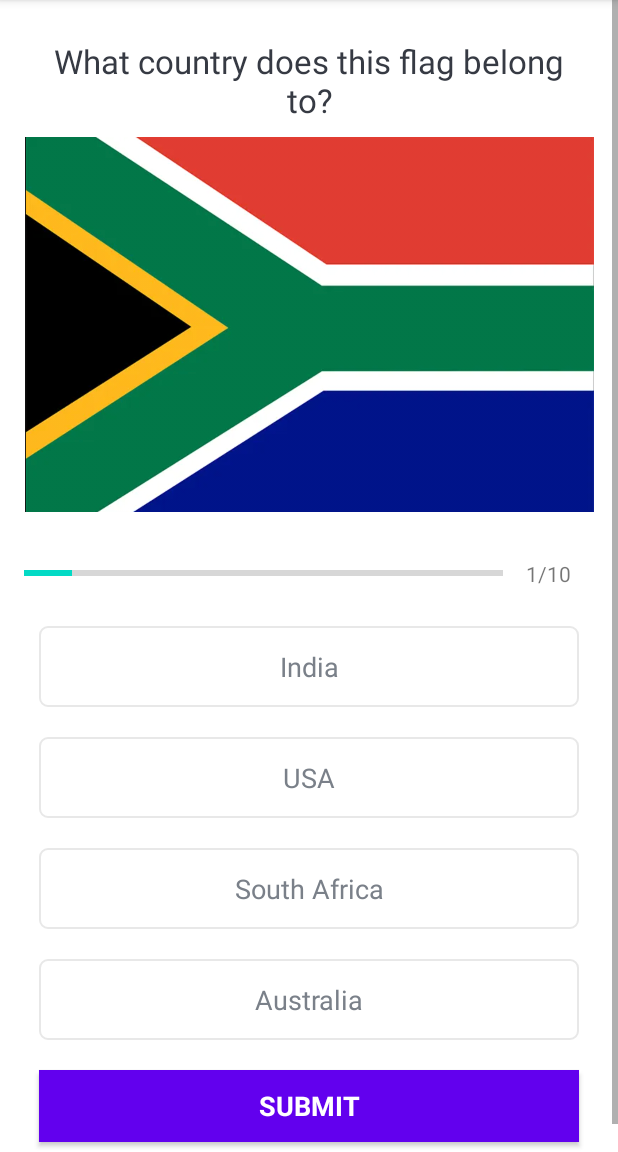
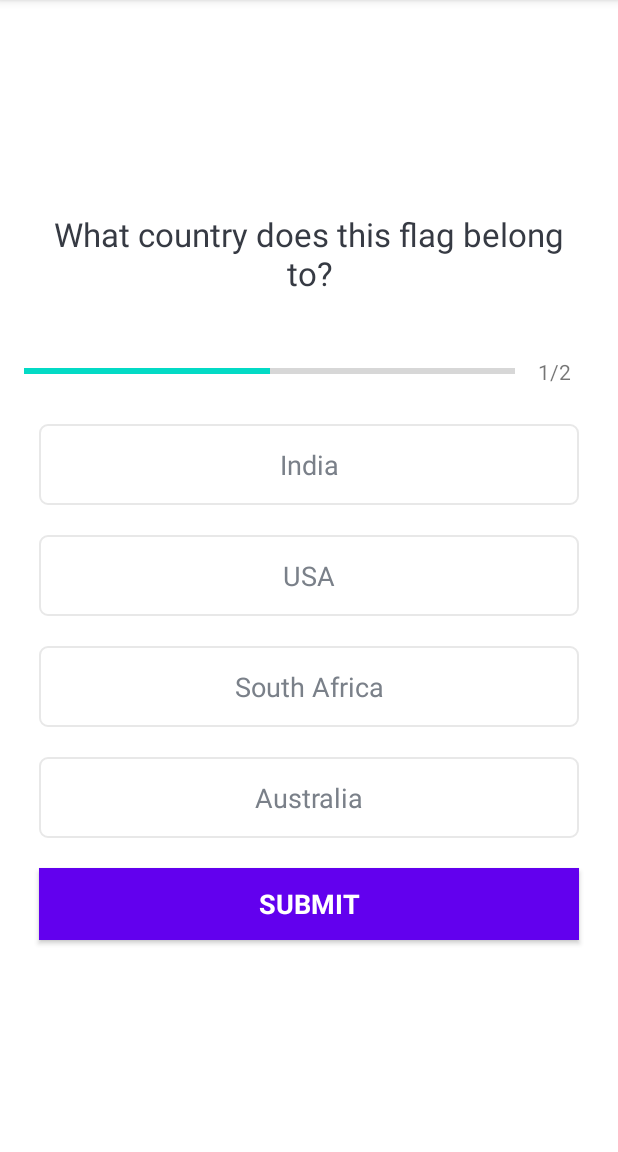
Before and after one commit to amishraj/QuizG, an Android app: the QuizQuestionsActivity screen opened directly, with no data from a screen before it, on a phone screen of 412 x 824 dp, the part 84-1236 px from its top. Run offline under Robolectric (Android 15) with nearby library versions, the light colour scheme and no system bars.

Commit message:
Basic student flow created

```diff
--- a/app/src/main/java/com/example/quizg/Constants.kt
+++ b/app/src/main/java/com/example/quizg/Constants.kt
@@ -2,22 +2,37 @@ package com.example.quizg
 
 object Constants{
 
+    const val USER_NAME:String="user_name"
+    const val TOTAL_QUESTIONS:String="total_question"
+    const val CORRECT_ANSWERS:String= "correct_answers"
+
     fun getQuestions():ArrayList<Question>{
-        val questionsList= ArrayList<Question>();
-        val options= ArrayList<Option>();
+        val questionsList= ArrayList<Question>()
+        val options= ArrayList<Option>()
+        val options2= ArrayList<Option>()
+
         val option= Option(1, "India")
         val option2= Option(2, "USA")
         val option3= Option(3,"South Africa")
         val option4= Option(4, "Australia")
 
+        val option5= Option(1, "Tim Cook")
+        val option6= Option(2, "Satya Nadela")
+        val option7= Option(3,"Bill Gates")
+        val option8= Option(4, "Mark Zuckerberg")
 
         options.add(option)
         options.add(option2)
         options.add(option3)
         options.add(option4)
 
-        val que1:Question= Question(1, "What country does this flag belong to?", R.drawable.flag, options, option3)
-        val que2:Question= Question(2, "Who is the CEO of Apple?", R.drawable.flag, options, option2)
+        options2.add(option5)
+        options2.add(option6)
+        options2.add(option7)
+        options2.add(option8)
+
+        val que1:Question= Question(1, "What country does this flag belong to?", options, option3)
+        val que2:Question= Question(2, "Who is the CEO of Apple?", options2, option5)
 
         questionsList.add(que1)
         questionsList.add(que2)
--- a/app/src/main/java/com/example/quizg/MainActivity.kt
+++ b/app/src/main/java/com/example/quizg/MainActivity.kt
@@ -25,6 +25,7 @@ class MainActivity : AppCompatActivity() {
             Toast.makeText(this, "Please enter a name", Toast.LENGTH_SHORT).show();
         } else{
             val intent  = Intent(this, QuizQuestionsActivity::class.java)
+            intent.putExtra(Constants.USER_NAME, edit_text.text.toString())
             startActivity(intent)
             finish()
         }
--- a/app/src/main/java/com/example/quizg/Question.kt
+++ b/app/src/main/java/com/example/quizg/Question.kt
@@ -3,7 +3,6 @@ package com.example.quizg
 data class Question (
     val id: Int,
     val question: String,
-    val image: Int,
     val options: List<Option>,
     val correctAnswer: Option
 )
--- a/app/src/main/java/com/example/quizg/QuizQuestionsActivity.kt
+++ b/app/src/main/java/com/example/quizg/QuizQuestionsActivity.kt
@@ -1,59 +1,103 @@
 package com.example.quizg
 
+import android.annotation.SuppressLint
+import android.content.Intent
+import android.graphics.Color
 import android.graphics.Typeface
 import android.os.Bundle
 import android.util.Log
 import android.view.Gravity
 import android.view.View
+import android.view.View.OnClickListener
 import android.view.ViewGroup
 import android.widget.*
 import androidx.appcompat.app.AppCompatActivity
 import androidx.core.content.ContextCompat
+import com.google.android.material.textfield.TextInputEditText
 
-class QuizQuestionsActivity : AppCompatActivity() {
+class QuizQuestionsActivity : AppCompatActivity(), OnClickListener {
 
+    private var mCurrentPosition:Int =1
+    private var mQuestionsList:ArrayList<Question>?=null
+    private var mSelectedOptionPosition:Int=0
+    private var optionsList=ArrayList<TextView>()
+    private var mCorrectAnswers: Int=0
+    private var mUsername:String?=null
+    private var correctStatus:Boolean=false
+    private var submittedStatus: Boolean=false
+
+    @SuppressLint("MissingInflatedId")
     override fun onCreate(savedInstanceState: Bundle?) {
         super.onCreate(savedInstanceState)
         setContentView(R.layout.activity_quiz_questions)
 
-        val questionsList= Constants.getQuestions()
-        Log.i("Questions size", "${questionsList.size}")
+        mUsername= intent.getStringExtra(Constants.USER_NAME)
 
-        val currentPosition=1
-        val question:Question= questionsList[currentPosition-1]
+        mQuestionsList= Constants.getQuestions()
+        setQuestion()
 
+        for(option in optionsList){
+            option.setOnClickListener(this)
+        }
+
+        var btn_submit= findViewById<Button>(R.id.btn_submit)
+        btn_submit.setOnClickListener(this)
+    }
+
+    fun setQuestion(){
+        optionsList.clear()
+        submittedStatus=false
+        val question= mQuestionsList!![mCurrentPosition-1]
+
+        //progress bar
         var progressBar = findViewById<ProgressBar>(R.id.progressBar) as ProgressBar
-        progressBar.progress= currentPosition
+        progressBar.progress= mCurrentPosition
+        progressBar.max= mQuestionsList!!.size
         var tv_progress= findViewById<TextView>(R.id.tv_progress)
-        tv_progress.text= "$currentPosition"+"/" + progressBar.max
+        tv_progress.text= "$mCurrentPosition"+"/" + progressBar.max
 
+        //set question text
         var tv_question= findViewById<TextView>(R.id.tv_question)
         tv_question.text= question.question
 
-        var iv_image= findViewById<ImageView>(R.id.iv_image)
-        if(iv_image!=null){
-            iv_image.setImageResource(question.image)
+        var ll_main_layout= findViewById<LinearLayout>(R.id.ll_main_layout)
+
+        //assign options
+        if(mCurrentPosition>1){
+            for(i in 1..question.options.size){
+                var tv_dynamic= findViewById<TextView>(i)
+                tv_dynamic.text= question.options[i-1].text
+                optionsList.add(tv_dynamic)
+            }
+        } else{
+            for(i in 1..question.options.size){
+                ll_main_layout.addView(createOptionTextView(question.options[i-1].text))
+            }
+            ll_main_layout.addView(createSubmitButton())
         }
 
-        var ll_main_layout= findViewById<LinearLayout>(R.id.ll_main_layout)
-        //assign options
-        for(i in 1..question.options.size){
-//            var tvid= "tv_option_"+i
-//            var resIDmt = resources.getIdentifier(tvid, "id", packageName)
-//            var currOption:TextView = (findViewById(resIDmt))
-//            currOption.text=question.options[i-1].text
-            ll_main_layout.addView(createOptionTextView(question.options[i-1].text))
+        defaultOptionsView()
+    }
+
+    fun defaultOptionsView(){
+        for(option in optionsList){
+            val textColor = ContextCompat.getColor(this, R.color.greyText)
+            option.setTextColor(textColor)
+            option.typeface= Typeface.DEFAULT
+            option.background= ContextCompat.getDrawable(this, R.drawable.default_option_border_bg)
         }
-
-        ll_main_layout.addView(createSubmitButton())
-
     }
 
     fun createOptionTextView(text:String):TextView{
         val tv_dynamic = TextView(this)
 
-        val generatedId=View.generateViewId()
-        tv_dynamic.setId(generatedId);
+        var generatedId=View.generateViewId()
+        generatedId= generatedId%4
+        if(generatedId==0){
+            generatedId=4
+        }
+
+        tv_dynamic.setId(generatedId)
         tv_dynamic.textSize = 18f
         val margin = resources.getDimension(R.dimen.option_text_margin).toInt()
         val layoutParams = LinearLayout.LayoutParams(
@@ -69,6 +113,7 @@ class QuizQuestionsActivity : AppCompatActivity() {
         tv_dynamic.background= ContextCompat.getDrawable(this, R.drawable.default_option_border_bg)
         tv_dynamic.text = text
 
+        optionsList.add(tv_dynamic)
         return tv_dynamic
     }
 
@@ -90,4 +135,76 @@ class QuizQuestionsActivity : AppCompatActivity() {
 
         return submitButton
     }
+
+    private fun answerView(answer:TextView, drawableView:Int){
+        answer.background=ContextCompat.getDrawable(this, drawableView)
+        val textColor = ContextCompat.getColor(this, R.color.white)
+        answer.setTextColor(textColor)
+    }
+
+    private fun selectedOptionView(tv:TextView, selectedOptionNum:Int){
+        var btn_submit= findViewById<Button>(R.id.btn_submit)
+        btn_submit.text="SUBMIT"
+        defaultOptionsView()
+        mSelectedOptionPosition= selectedOptionNum
+        Log.i("mSelectedOptionPosition", "mSelectedOptionPosition="+ mSelectedOptionPosition)
+
+        val textColor = ContextCompat.getColor(this, R.color.darkGrey)
+        tv.setTextColor(textColor)
+        tv.setTypeface(tv.typeface, Typeface.BOLD)
+        tv.background= ContextCompat.getDrawable(this, R.drawable.selected_option_border_bg)
+    }
+
+    override fun onClick(v: View?) {
+        if (v != null) {
+            if(v.id==R.id.btn_submit){
+                if(mSelectedOptionPosition==0){
+                    if(submittedStatus){
+                        mCurrentPosition++
+                        if(mCurrentPosition <= mQuestionsList!!.size){
+                            setQuestion()
+                        } else{
+                            val intent = Intent(this, ResultActivity::class.java)
+                            intent.putExtra(Constants.USER_NAME, mUsername)
+                            intent.putExtra(Constants.CORRECT_ANSWERS, mCorrectAnswers)
+                            intent.putExtra(Constants.TOTAL_QUESTIONS, mQuestionsList!!.size)
+                            startActivity(intent)
+                            finish()
+                        }
+                    } else{
+                        Toast.makeText(this, "Please select an option", Toast.LENGTH_SHORT).show()
+                    }
+                } else{
+                    val question= mQuestionsList?.get(mCurrentPosition-1)
+
+                    if(question!!.correctAnswer != mQuestionsList?.get(mCurrentPosition-1)?.options?.get(mSelectedOptionPosition-1)){
+                        answerView(optionsList[mSelectedOptionPosition-1], R.drawable.wrong_option_border_bg)
+                        correctStatus=false
+                        submittedStatus=true
+                    } else{
+                        answerView(optionsList[mSelectedOptionPosition-1], R.drawable.correct_option_border_bg)
+                        mCorrectAnswers++
+                        correctStatus=true
+                        submittedStatus=true
+                    }
+
+                    mSelectedOptionPosition=0
+                    if(mCurrentPosition != mQuestionsList!!.size){
+                        var btn_submit= findViewById<Button>(R.id.btn_submit)
+                        btn_submit.text="GO TO NEXT QUESTION"
+                    }
+
+                    //assign submit button text
+                    var btn_submit= findViewById<Button>(R.id.btn_submit)
+                    if(mCurrentPosition == mQuestionsList!!.size){
+                        btn_submit.text="FINISH"
+                    }
+                }
+            } else{
+                if(submittedStatus==false){
+                    selectedOptionView(v as TextView, (v as TextView).id)
+                }
+            }
+        }
+    }
 }
--- /dev/null
+++ b/app/src/main/res/drawable-v24/selected_option_border_bg.xml
@@ -0,0 +1,11 @@
+<?xml version="1.0" encoding="utf-8"?>
+<shape xmlns:android="http://schemas.android.com/apk/res/android"
+    android:shape="rectangle">
+
+    <stroke
+        android:width="1dp"
+        android:color="@color/purple_500"/>
+    <solid android:color="@android:color/white"/>
+
+    <corners android:radius="5dp"/>
+</shape>
--- /dev/null
+++ b/app/src/main/res/drawable/correct_option_border_bg.xml
@@ -0,0 +1,9 @@
+<?xml version="1.0" encoding="utf-8"?>
+<shape xmlns:android="http://schemas.android.com/apk/res/android"
+    android:shape="rectangle">
+
+
+    <solid android:color="@android:color/holo_green_light"/>
+
+    <corners android:radius="5dp"/>
+</shape>
--- /dev/null
+++ b/app/src/main/res/drawable/wrong_option_border_bg.xml
@@ -0,0 +1,9 @@
+<?xml version="1.0" encoding="utf-8"?>
+<shape xmlns:android="http://schemas.android.com/apk/res/android"
+    android:shape="rectangle">
+
+
+    <solid android:color="@android:color/holo_red_light"/>
+
+    <corners android:radius="5dp"/>
+</shape>
--- a/app/src/main/res/layout/activity_quiz_questions.xml
+++ b/app/src/main/res/layout/activity_quiz_questions.xml
@@ -25,15 +25,6 @@
             android:textSize="22sp"
             android:text="What country does this flag belong to?"/>
 
-        <ImageView
-            android:id="@+id/iv_image"
-            android:layout_width="wrap_content"
-            android:layout_height="wrap_content"
-            android:layout_marginTop="0dp"
-            android:scaleType="centerInside"
-            android:adjustViewBounds="true"
-            />
-
         <LinearLayout
             android:id="@+id/ll_progress_details"
             android:layout_width="match_parent"
@@ -47,7 +38,6 @@
                 android:layout_width="0dp"
                 android:layout_height="wrap_content"
                 android:layout_weight="1"
-                android:max="10"
                 android:minHeight="50dp"
                 android:progress="0"
                 android:indeterminate="false"
--- a/app/src/main/res/values/colors.xml
+++ b/app/src/main/res/values/colors.xml
@@ -9,4 +9,5 @@
     <color name="black">#FF000000</color>
     <color name="white">#FFFFFFFF</color>
     <color name="greyText">#7a8089</color>
+    <color name="darkGrey">#363a43</color>
 </resources>
```
Also changed, not shown: app/src/main/AndroidManifest.xml (+10 -2 lines), app/src/main/java/com/example/quizg/ResultActivity.kt (added, +33 -0 lines), app/src/main/res/layout/activity_result.xml (added, +74 -0 lines), 1 other file.
